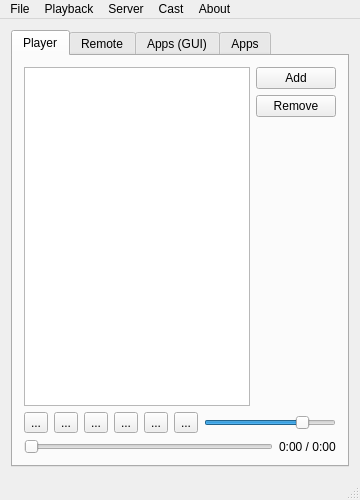
Old version of the form player/NymphCastPlayer/mainwindow.ui in the repository MayaPosch/NymphCast.
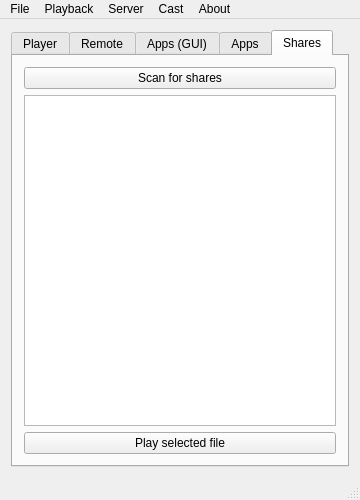
New version of the form. The open tabs and pages were chosen to show the change. Icons and pictures are not drawn. Custom widgets are drawn as their Qt base class.

Commit message: Add MediaServer shares support.

Diff of the .ui file:
```diff
--- a/player/NymphCastPlayer/mainwindow.ui
+++ b/player/NymphCastPlayer/mainwindow.ui
@@ -420,6 +420,34 @@
         </item>
        </layout>
       </widget>
+      <widget class="QWidget" name="tab_2">
+       <attribute name="title">
+        <string>Shares</string>
+       </attribute>
+       <layout class="QVBoxLayout" name="verticalLayout_11">
+        <item>
+         <layout class="QVBoxLayout" name="verticalLayout_10">
+          <item>
+           <widget class="QPushButton" name="sharesScanButton">
+            <property name="text">
+             <string>Scan for shares</string>
+            </property>
+           </widget>
+          </item>
+          <item>
+           <widget class="QTreeView" name="sharesTreeView"/>
+          </item>
+          <item>
+           <widget class="QPushButton" name="sharesPlayButton">
+            <property name="text">
+             <string>Play selected file</string>
+            </property>
+           </widget>
+          </item>
+         </layout>
+        </item>
+       </layout>
+      </widget>
      </widget>
     </item>
    </layout>
```
Left out of the diff: 4 changed lines with no effect on the pictures. The commit also changes 2 other files.
